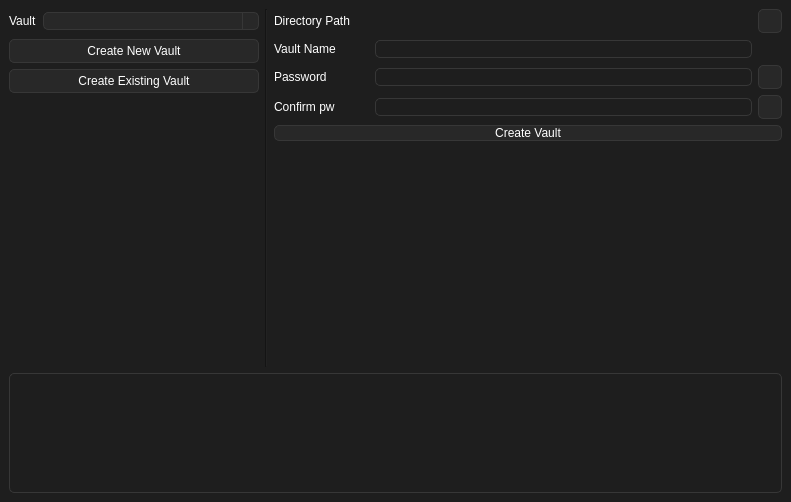
Above: src/mainwindow.ui from Nothing031/Vault before the change. Below: the same form after it.
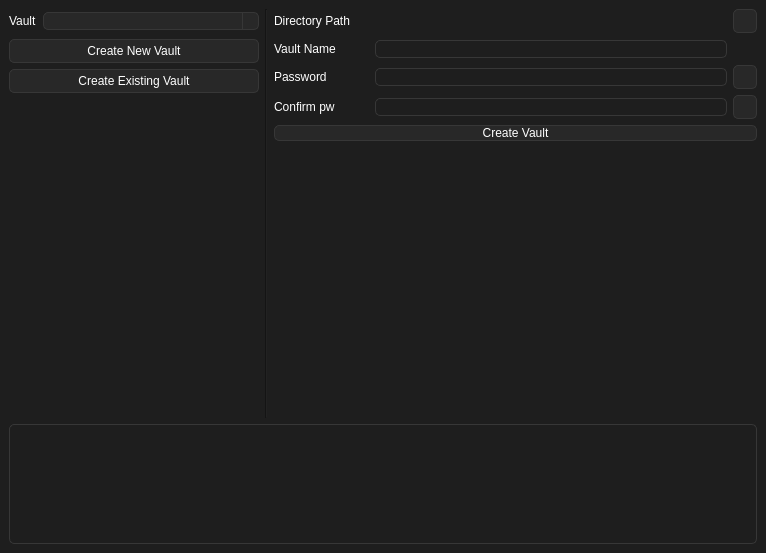
That is the form after the change. The open tabs and pages were chosen to show the change. Icons and pictures are not drawn.

The edit to the form file:
```diff
--- a/src/mainwindow.ui
+++ b/src/mainwindow.ui
@@ -6,8 +6,8 @@
    <rect>
     <x>0</x>
     <y>0</y>
-    <width>791</width>
-    <height>502</height>
+    <width>766</width>
+    <height>553</height>
    </rect>
   </property>
   <property name="minimumSize">
```
Left out of the diff: 2 changed lines with no effect on the pictures.
